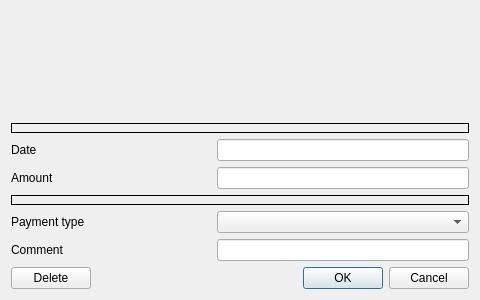
Qt form FrontDesk/dlgdebtsredeem.ui (End1-1/Cafe5) before a commit.
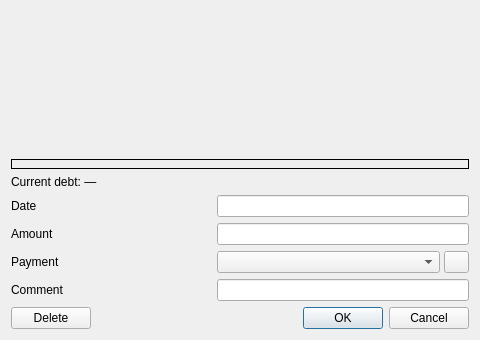
The same form after that commit. Icons and pictures are not drawn. Custom widgets are drawn as their Qt base class.

The edit to the form file:
```diff
--- a/FrontDesk/dlgdebtsredeem.ui
+++ b/FrontDesk/dlgdebtsredeem.ui
@@ -7,7 +7,7 @@
     <x>0</x>
     <y>0</y>
     <width>480</width>
-    <height>300</height>
+    <height>340</height>
    </rect>
   </property>
   <property name="windowTitle">
@@ -51,7 +51,17 @@
        </property>
       </widget>
      </item>
-     <item row="1" column="0">
+     <item row="1" column="0" colspan="2">
+      <widget class="QLabel" name="lbBalance">
+       <property name="text">
+        <string>Current debt: —</string>
+       </property>
+       <property name="wordWrap">
+        <bool>true</bool>
+       </property>
+      </widget>
+     </item>
+     <item row="2" column="0">
       <widget class="QLabel" name="labelDate">
        <property name="sizePolicy">
         <sizepolicy hsizetype="Fixed" vsizetype="Preferred">
@@ -79,7 +89,7 @@
        </property>
       </widget>
      </item>
-     <item row="1" column="1">
+     <item row="2" column="1">
       <widget class="C5DateEdit" name="deDate">
        <property name="sizePolicy">
         <sizepolicy hsizetype="Expanding" vsizetype="Fixed">
@@ -89,7 +99,7 @@
        </property>
       </widget>
      </item>
-     <item row="2" column="0">
+     <item row="3" column="0">
       <widget class="QLabel" name="labelAmount">
        <property name="sizePolicy">
         <sizepolicy hsizetype="Fixed" vsizetype="Preferred">
@@ -117,7 +127,7 @@
        </property>
       </widget>
      </item>
-     <item row="2" column="1">
+     <item row="3" column="1">
       <widget class="C5LineEdit" name="spAmount">
        <property name="sizePolicy">
         <sizepolicy hsizetype="Expanding" vsizetype="Fixed">
@@ -127,25 +137,6 @@
        </property>
       </widget>
      </item>
-     <item row="3" column="0" colspan="2">
-      <widget class="C5CodeNameSelector" name="wCashbox">
-       <property name="minimumSize">
-        <size>
-         <width>0</width>
-         <height>10</height>
-        </size>
-       </property>
-       <property name="frameShape">
-        <enum>QFrame::Shape::Box</enum>
-       </property>
-       <property name="frameShadow">
-        <enum>QFrame::Shadow::Plain</enum>
-       </property>
-       <property name="selectorName" stdset="0">
-        <string>Cashbox</string>
-       </property>
-      </widget>
-     </item>
      <item row="4" column="0">
       <widget class="QLabel" name="labelPaymentType">
        <property name="sizePolicy">
@@ -167,7 +158,7 @@
         </size>
        </property>
        <property name="text">
-        <string>Payment type</string>
+        <string>Payment</string>
        </property>
        <property name="alignment">
         <set>Qt::AlignmentFlag::AlignLeft|Qt::AlignmentFlag::AlignVCenter</set>
@@ -175,13 +166,60 @@
       </widget>
      </item>
      <item row="4" column="1">
-      <widget class="QComboBox" name="cbPaymentType">
-       <property name="sizePolicy">
-        <sizepolicy hsizetype="Expanding" vsizetype="Fixed">
-         <horstretch>1</horstretch>
-         <verstretch>0</verstretch>
-        </sizepolicy>
-       </property>
+      <widget class="QWidget" name="wPayment" native="true">
+       <layout class="QHBoxLayout" name="hlPayment">
+        <property name="leftMargin">
+         <number>0</number>
+        </property>
+        <property name="topMargin">
+         <number>0</number>
+        </property>
+        <property name="rightMargin">
+         <number>0</number>
+        </property>
+        <property name="bottomMargin">
+         <number>0</number>
+        </property>
+        <property name="spacing">
+         <number>4</number>
+        </property>
+        <item>
+         <widget class="QComboBox" name="cbPayment">
+          <property name="sizePolicy">
+           <sizepolicy hsizetype="Expanding" vsizetype="Fixed">
+            <horstretch>1</horstretch>
+            <verstretch>0</verstretch>
+           </sizepolicy>
+          </property>
+          <property name="sizeAdjustPolicy">
+           <enum>QComboBox::SizeAdjustPolicy::AdjustToContents</enum>
+          </property>
+         </widget>
+        </item>
+        <item>
+         <widget class="QPushButton" name="btnPaymentConfig">
+          <property name="maximumSize">
+           <size>
+            <width>25</width>
+            <height>25</height>
+           </size>
+          </property>
+          <property name="focusPolicy">
+           <enum>Qt::FocusPolicy::NoFocus</enum>
+          </property>
+          <property name="toolTip">
+           <string>Payment settings</string>
+          </property>
+          <property name="text">
+           <string/>
+          </property>
+          <property name="icon">
+           <iconset resource="../resources/res.qrc">
+            <normaloff>:/setting.png</normaloff>:/setting.png</iconset>
+          </property>
+         </widget>
+        </item>
+       </layout>
       </widget>
      </item>
      <item row="5" column="0">
```
Left out of the diff: 6 changed lines with no effect on the pictures.
